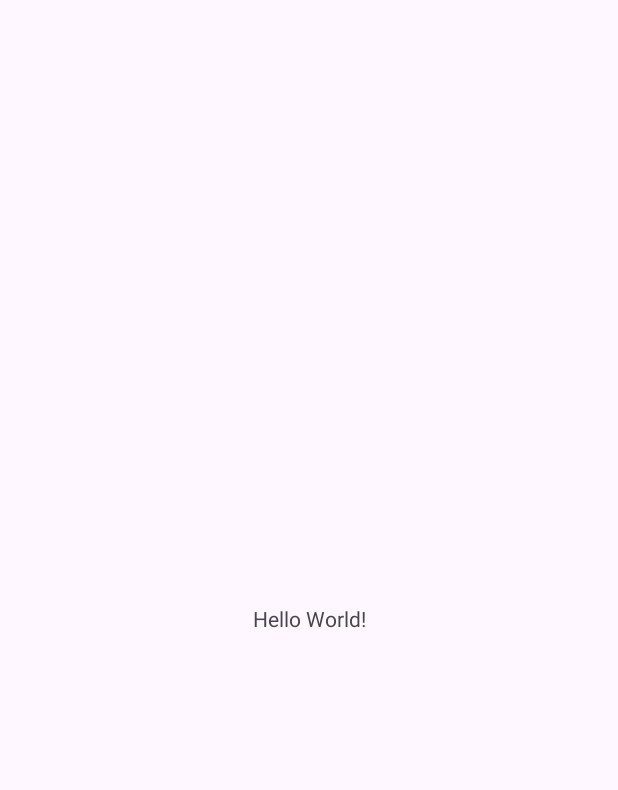
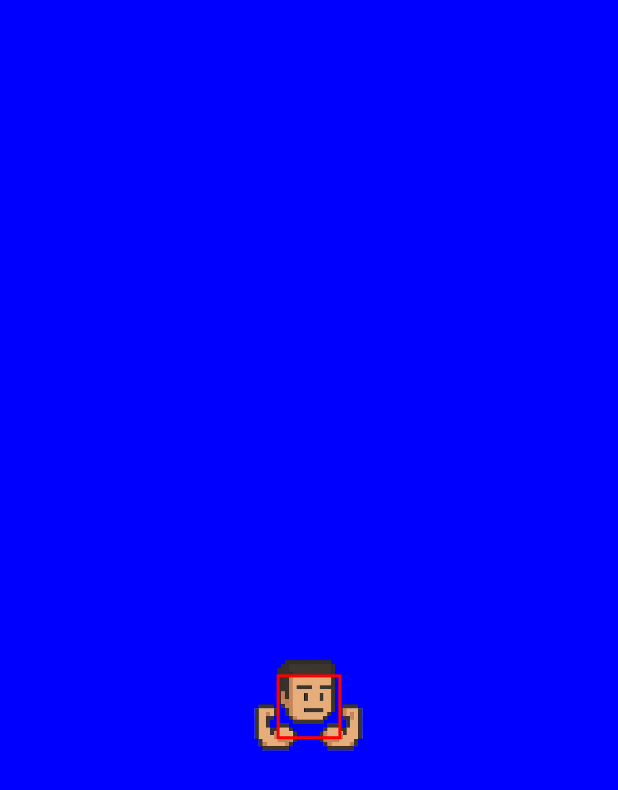
Before and after one commit to TechUn-GT/CanvaDemoGame, an Android app: the screen it shows after launch (MainActivity), on a phone screen of 412 x 824 dp. Before the commit the part shown is almost empty. Shown: the top 790 px of the screen. Run offline under Robolectric (Android 15) with nearby library versions, the phone set to English and light mode, and no system bars.

Commit message:
Desarrollo de main characher

```diff
--- /dev/null
+++ b/app/src/main/java/com/techun/canvademogame/GameView.kt
@@ -0,0 +1,120 @@
+package com.techun.canvademogame
+
+import android.annotation.SuppressLint
+import android.content.Context
+import android.graphics.Bitmap
+import android.graphics.BitmapFactory
+import android.graphics.Canvas
+import android.graphics.Color
+import android.graphics.Paint
+import android.graphics.RectF
+import android.util.AttributeSet
+import android.view.MotionEvent
+import android.view.View
+import androidx.core.graphics.scale
+
+class GameView @JvmOverloads constructor(
+    context: Context, attrs: AttributeSet? = null
+) : View(context, attrs) {
+    //Parametros Ajustables
+    private val gravity = dp(0.5f)
+    private val jumpImpulse = dp(-10f)
+    private val hitboxMainCharacter = 0.5f
+
+    //Main Character
+    private val mainCharacterBmpSrc =
+        BitmapFactory.decodeResource(resources, R.drawable.main_character)
+    private var mainCharacterBmp: Bitmap? = null
+
+    //Main Character States
+    private var mainCharacterX = 0f
+    private var mainCharacterY = 0f
+    private var mainCharacterW = 0f
+    private var mainCharacterH = 0f
+    private var mainCharacterVelY = 0f
+
+    //Debug
+    private val showHitbox = true
+    private val mainCharacterRect = RectF()
+    private val hitPaint = Paint(Paint.ANTI_ALIAS_FLAG).apply {
+        style = Paint.Style.STROKE
+        strokeWidth = dp(2f)
+        color = Color.RED
+    }
+
+    //Game Controls
+    private var running = true
+
+    //Screen Details
+    override fun onSizeChanged(w: Int, h: Int, oldw: Int, oldh: Int) {
+        super.onSizeChanged(w, h, oldw, oldh)
+
+        mainCharacterW = w * 0.2f
+        mainCharacterH = mainCharacterW
+        mainCharacterBmp = mainCharacterBmpSrc.scale(mainCharacterW.toInt(), mainCharacterH.toInt())
+
+        //Initial position of the main character
+        mainCharacterX = w * 0.4f
+        mainCharacterY = h * 0.5f
+
+        //Initial vertical velocity
+        mainCharacterVelY = 0f
+    }
+
+    @SuppressLint("ClickableViewAccessibility")
+    override fun onTouchEvent(event: MotionEvent): Boolean {
+        if (event.action == MotionEvent.ACTION_DOWN && running) {
+            mainCharacterVelY = jumpImpulse
+            return true
+        }
+        return super.onTouchEvent(event)
+    }
+
+    override fun onDraw(canvas: Canvas) {
+        super.onDraw(canvas)
+
+        val width = width.toFloat()
+        val height = height.toFloat()
+
+        //bg
+        canvas.drawColor(Color.BLUE)
+
+        if (running) {
+            mainCharacterVelY += gravity
+            mainCharacterY =
+                (mainCharacterY + mainCharacterVelY).coerceIn(0f, height - mainCharacterH)
+        }
+
+        //Draw Main Character
+        mainCharacterBmp?.let {
+            canvas.drawBitmap(it, mainCharacterX, mainCharacterY, null)
+        }
+
+        //Hitbox
+        if (showHitbox) {
+            setCenteredRect(
+                mainCharacterRect,
+                mainCharacterX,
+                mainCharacterY,
+                mainCharacterW,
+                mainCharacterH,
+                hitboxMainCharacter
+            )
+            canvas.drawRect(mainCharacterRect, hitPaint)
+        }
+
+        if (running) postInvalidateOnAnimation()
+    }
+
+    //Utils
+    private fun dp(v: Float) = v * resources.displayMetrics.density
+
+    private fun setCenteredRect(out: RectF, x: Float, y: Float, w: Float, h: Float, scale: Float) {
+        val cw = w * scale
+        val ch = h * scale
+        out.left = x + (w - cw) / 2f
+        out.top = y + (h - ch) / 2f
+        out.right = out.left + cw
+        out.bottom = out.top + ch
+    }
+}
--- a/app/src/main/java/com/techun/canvademogame/MainActivity.kt
+++ b/app/src/main/java/com/techun/canvademogame/MainActivity.kt
@@ -7,14 +7,11 @@ import androidx.core.view.ViewCompat
 import androidx.core.view.WindowInsetsCompat
 
 class MainActivity : AppCompatActivity() {
+    private lateinit var game: GameView
+
     override fun onCreate(savedInstanceState: Bundle?) {
         super.onCreate(savedInstanceState)
-        enableEdgeToEdge()
-        setContentView(R.layout.activity_main)
-        ViewCompat.setOnApplyWindowInsetsListener(findViewById(R.id.main)) { v, insets ->
-            val systemBars = insets.getInsets(WindowInsetsCompat.Type.systemBars())
-            v.setPadding(systemBars.left, systemBars.top, systemBars.right, systemBars.bottom)
-            insets
-        }
+        game = GameView(this)
+        setContentView(game)
     }
 }
--- a/app/src/main/res/layout/activity_main.xml
+++ /dev/null
@@ -1,19 +0,0 @@
-<?xml version="1.0" encoding="utf-8"?>
-<androidx.constraintlayout.widget.ConstraintLayout xmlns:android="http://schemas.android.com/apk/res/android"
-    xmlns:app="http://schemas.android.com/apk/res-auto"
-    xmlns:tools="http://schemas.android.com/tools"
-    android:id="@+id/main"
-    android:layout_width="match_parent"
-    android:layout_height="match_parent"
-    tools:context=".MainActivity">
-
-    <TextView
-        android:layout_width="wrap_content"
-        android:layout_height="wrap_content"
-        android:text="Hello World!"
-        app:layout_constraintBottom_toBottomOf="parent"
-        app:layout_constraintEnd_toEndOf="parent"
-        app:layout_constraintStart_toStartOf="parent"
-        app:layout_constraintTop_toTopOf="parent" />
-
-</androidx.constraintlayout.widget.ConstraintLayout>
```
Also changed, not shown: app/src/main/res/drawable/main_character.png (added).
